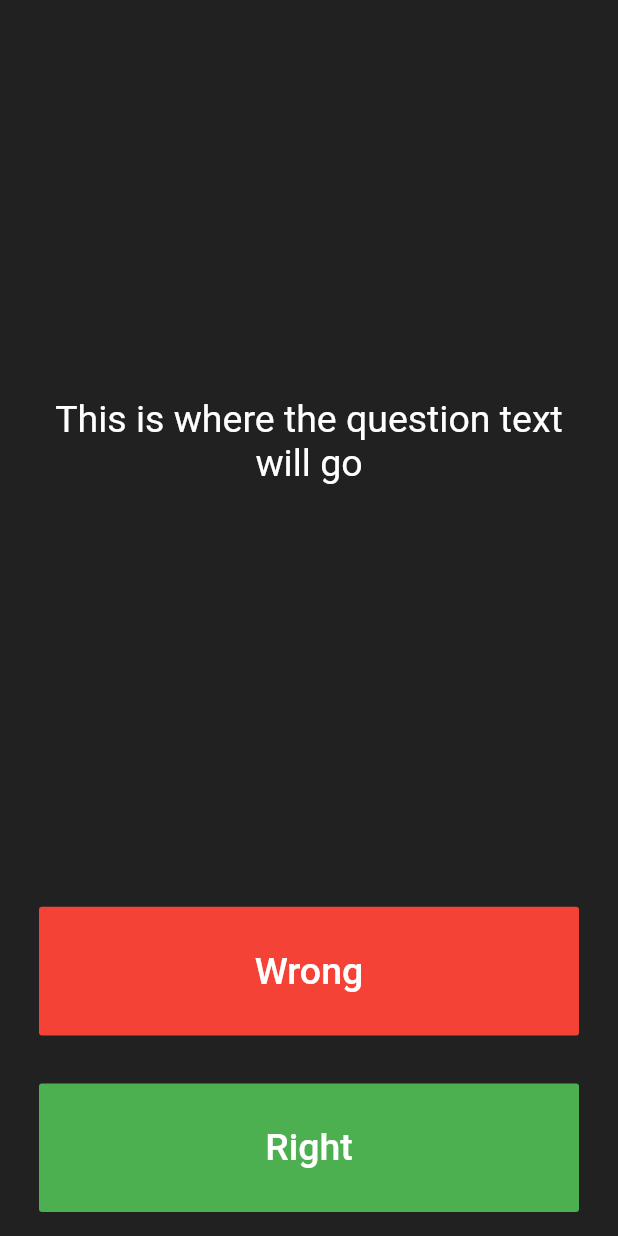
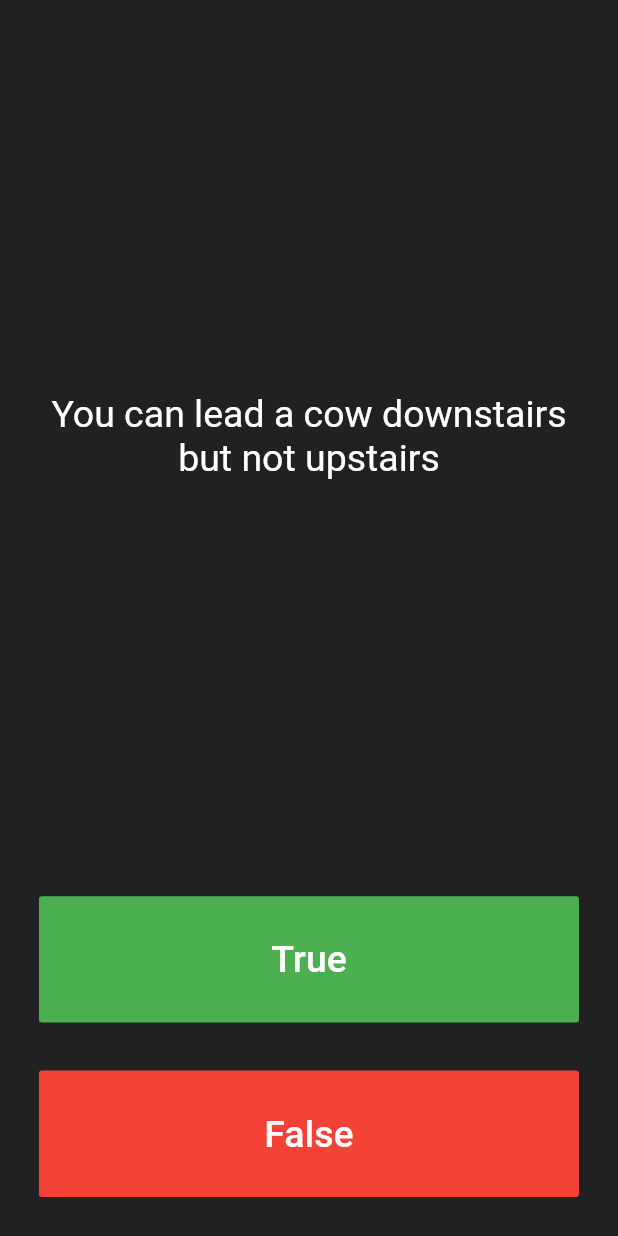
Before and after one commit to ashi31/quizzler-flutter, a Flutter app: the screen it shows after launch, on a phone screen of 412 x 824 dp. Run offline on Flutter 3.47's test engine with Material 2 defaults, Android fonts, the phone set to English and light mode, and no system bars.

Commit message:
adding basic functionality

```diff
--- a/lib/main.dart
+++ b/lib/main.dart
@@ -33,6 +33,15 @@ class QuizPage extends StatefulWidget {
 }
 
 class _QuizPageState extends State<QuizPage> {
+  List<Icon> scoreKeeper = [];
+  List<String> questions = [
+    "You can lead a cow downstairs but not upstairs",
+    "Approximately one quarter of human bones are in the feet",
+    "A slug\'s blood is green"
+  ];
+  List<bool> answers = [false, true, true];
+  int questionNumber = 0;
+
   @override
   Widget build(BuildContext context) {
     return Column(
@@ -45,7 +54,7 @@ class _QuizPageState extends State<QuizPage> {
             padding: const EdgeInsets.all(10.0),
             child: Center(
               child: Text(
-                'This is where the question text will go',
+                questions[questionNumber],
                 textAlign: TextAlign.center,
                 style: TextStyle(
                   fontSize: 25.0,
@@ -63,13 +72,19 @@ class _QuizPageState extends State<QuizPage> {
             child: FlatButton(
               textColor: Colors.white,
               child: Text(
-                'Wrong',
+                'True',
                 style: TextStyle(
                   fontSize: 25.0,
                 ),
               ),
-              color: Colors.red,
-              onPressed: () {},
+              color: Colors.green,
+              onPressed: () {
+                bool correctAnswer = answers[questionNumber];
+                if (correctAnswer == true) {}
+                setState(() {
+                  questionNumber++;
+                });
+              },
             ),
           ),
         ),
@@ -81,16 +96,28 @@ class _QuizPageState extends State<QuizPage> {
             child: FlatButton(
               textColor: Colors.white,
               child: Text(
-                'Right',
+                'False',
                 style: TextStyle(
                   fontSize: 25.0,
                 ),
               ),
-              color: Colors.green,
-              onPressed: () {},
+              color: Colors.red,
+              onPressed: () {
+                bool correctAnswer = answers[questionNumber];
+                if (correctAnswer == false) {}
+                setState(() {
+                  questionNumber++;
+                });
+              },
             ),
           ),
-        )
+        ),
+        Padding(
+          padding: const EdgeInsets.symmetric(horizontal: 8.0, vertical: 5.0),
+          child: Row(
+            children: scoreKeeper,
+          ),
+        ),
       ],
     );
   }
```
Also changed, not shown: lib/questions.dart (added).
